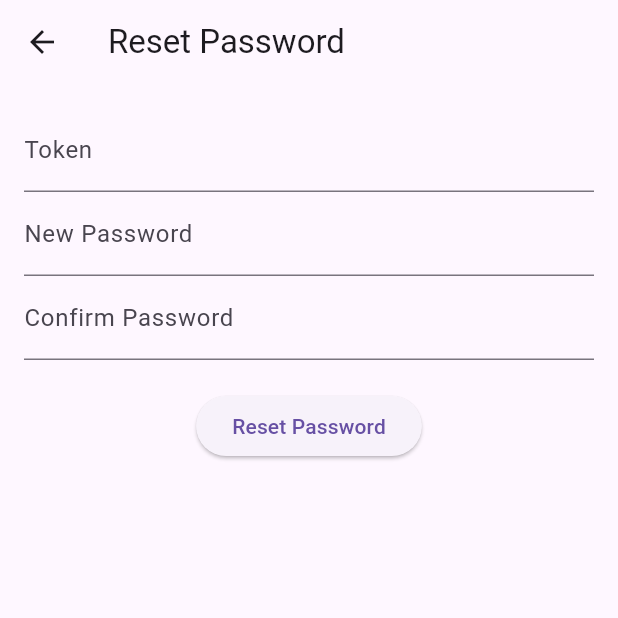
After one commit to riyanbayusaputra/AppSafetyCheck_AlatPelindungDiri, a Flutter app: the ResetPasswordPage screen opened directly, on a phone screen of 412 x 824 dp, the top half of it. The commit adds this screen. Run offline on Flutter 3.47's test engine with Material 3 defaults, Android fonts, the phone set to English and light mode, and no system bars; our stand-ins replace bloc, camera, carousel_slider, flutter_bloc, font_awesome_flutter, image_picker and 1 more; missing offline and left inert: flutter_inappwebview, flutter_vision; accounts and stored records are empty; network calls fail.

Commit message:
reset password terbaru

```diff
--- /dev/null
+++ b/lib/bloc/reset_password/reset_password_bloc.dart
@@ -0,0 +1,68 @@
+import 'package:bloc/bloc.dart';
+import 'package:cp6_apd/bloc/reset_password/reset_password_event.dart';
+import 'package:cp6_apd/bloc/reset_password/reset_password_state.dart';
+import 'package:http/http.dart' as http;
+import 'dart:convert';
+
+class ResetPasswordBloc extends Bloc<ResetPasswordEvent, ResetPasswordState> {
+  ResetPasswordBloc() : super(ResetPasswordInitial()) {
+    on<ResetPasswordSubmitted>(_onResetPasswordSubmitted);
+    on<ValidateToken>(_onValidateToken);
+  }
+
+  Future<void> _onValidateToken(
+    ValidateToken event,
+    Emitter<ResetPasswordState> emit,
+  ) async {
+    emit(ResetPasswordLoading());
+    try {
+      final url ='http://192.168.202.81:5000/reset_password/${event.token}';
+      print('Validating token with URL: $url');
+      final response = await http.get(Uri.parse(url));
+
+      if (response.statusCode == 200) {
+        final responseBody = jsonDecode(response.body);
+        print('Token validation response: $responseBody');
+        emit(TokenValidationSuccess());
+      } else {
+        final responseBody = jsonDecode(response.body);
+        print('Token validation failed: $responseBody');
+        emit(TokenValidationFailure('Invalid or expired token: ${responseBody['message']}'));
+      }
+    } catch (error) {
+      print('Error validating token: $error');
+      emit(TokenValidationFailure('Error validating token: $error'));
+    }
+  }
+
+  Future<void> _onResetPasswordSubmitted(
+    ResetPasswordSubmitted event,
+    Emitter<ResetPasswordState> emit,
+  ) async {
+    emit(ResetPasswordLoading());
+    try {
+      final url ='http://192.168.202.81:5000/reset_password/${event.token}';
+      print('Resetting password with URL: $url');
+      final response = await http.post(
+        Uri.parse(url),
+        body: {
+          'new_password': event.newPassword,
+          'confirm_password': event.confirmPassword,
+        },
+      );
+
+      if (response.statusCode == 200) {
+        final responseBody = jsonDecode(response.body);
+        print('Password reset response: $responseBody');
+        emit(ResetPasswordSuccess());
+      } else {
+        final responseBody = jsonDecode(response.body);
+        print('Password reset failed: $responseBody');
+        emit(ResetPasswordFailure('Failed to reset password: ${responseBody['message']}'));
+      }
+    } catch (error) {
+      print('Error resetting password: $error');
+      emit(ResetPasswordFailure('Failed to reset password: $error'));
+    }
+  }
+}
--- /dev/null
+++ b/lib/bloc/reset_password/reset_password_event.dart
@@ -0,0 +1,19 @@
+abstract class ResetPasswordEvent {}
+
+class ResetPasswordSubmitted extends ResetPasswordEvent {
+  final String token;
+  final String newPassword;
+  final String confirmPassword;
+
+  ResetPasswordSubmitted({
+    required this.token,
+    required this.newPassword,
+    required this.confirmPassword,
+  });
+}
+
+class ValidateToken extends ResetPasswordEvent {
+  final String token;
+
+  ValidateToken({required this.token});
+}
--- /dev/null
+++ b/lib/bloc/reset_password/reset_password_state.dart
@@ -0,0 +1,25 @@
+abstract class ResetPasswordState {}
+
+class ResetPasswordInitial extends ResetPasswordState {}
+
+class ResetPasswordLoading extends ResetPasswordState {}
+
+class ResetPasswordSuccess extends ResetPasswordState {}
+
+class ResetPasswordFailure extends ResetPasswordState {
+  final String error;
+
+  ResetPasswordFailure(this.error);
+}
+
+class TokenValidationSuccess extends ResetPasswordState {
+  get token => null;
+}
+
+class TokenValidationFailure extends ResetPasswordState {
+  final String error;
+
+  TokenValidationFailure(this.error);
+
+  String? get message => null;
+}
--- a/lib/data/datasources/auth_datasources.dart
+++ b/lib/data/datasources/auth_datasources.dart
@@ -15,7 +15,7 @@ import '../models/response/register_response_model.dart';
 import 'package:http/http.dart' as http;
 
 class AuthDatasource {
-  final baseUrl = 'http://192.168.10.81:5000';
+  final baseUrl ='http://192.168.202.81:5000';
 
   Future<RegisterResponseModel> register(RegisterModel registerModel) async {
     final response = await http.post(
--- /dev/null
+++ b/lib/data/models/requests/ResetPasswordRequestModel.dart
@@ -0,0 +1,23 @@
+import 'dart:convert';
+
+class ResetPasswordRequestModel {
+  final String token;
+  final String newPassword;
+  final String confirmPassword;
+
+  ResetPasswordRequestModel({
+    required this.token,
+    required this.newPassword,
+    required this.confirmPassword,
+  });
+
+  Map<String, dynamic> toMap() {
+    return {
+      'token': token,
+      'new_password': newPassword,
+      'confirm_password': confirmPassword,
+    };
+  }
+
+  String toJson() => json.encode(toMap());
+}
--- /dev/null
+++ b/lib/views/dashboard/ResetPasswordScreen .dart
@@ -0,0 +1,103 @@
+import 'package:flutter/material.dart';
+import 'package:flutter_bloc/flutter_bloc.dart';
+import 'package:cp6_apd/bloc/reset_password/reset_password_bloc.dart';
+import 'package:cp6_apd/bloc/reset_password/reset_password_event.dart';
+import 'package:cp6_apd/bloc/reset_password/reset_password_state.dart';
+
+class ResetPasswordPage extends StatelessWidget {
+  final TextEditingController _tokenController = TextEditingController();
+  final TextEditingController _newPasswordController = TextEditingController();
+  final TextEditingController _confirmPasswordController = TextEditingController();
+
+  @override
+  Widget build(BuildContext context) {
+    return BlocProvider(
+      create: (context) => ResetPasswordBloc(),
+      child: Scaffold(
+        appBar: AppBar(
+          title: Text('Reset Password'),
+        ),
+        body: Padding(
+          padding: const EdgeInsets.all(16.0),
+          child: BlocConsumer<ResetPasswordBloc, ResetPasswordState>(
+            listener: (context, state) {
+              if (state is ResetPasswordSuccess) {
+                ScaffoldMessenger.of(context).showSnackBar(
+                  SnackBar(content: Text('Password reset successful!')),
+                );
+              } else if (state is ResetPasswordFailure) {
+                ScaffoldMessenger.of(context).showSnackBar(
+                  SnackBar(content: Text('Password reset failed: ${state.error}')),
+                );
+              } else if (state is TokenValidationFailure) {
+                ScaffoldMessenger.of(context).showSnackBar(
+                  SnackBar(content: Text('Token validation failed: ${state.error}')),
+                );
+              } else if (state is TokenValidationSuccess) {
+                ScaffoldMessenger.of(context).showSnackBar(
+                  SnackBar(content: Text('Token is valid, please reset your password')),
+                );
+              }
+            },
+            builder: (context, state) {
+              if (state is ResetPasswordLoading) {
+                return Center(child: CircularProgressIndicator());
+              }
+
+              return Column(
+                children: [
+                  TextField(
+                    controller: _tokenController,
+                    decoration: InputDecoration(labelText: 'Token'),
+                  ),
+                  TextField(
+                    controller: _newPasswordController,
+                    decoration: InputDecoration(labelText: 'New Password'),
+                    obscureText: true,
+                  ),
+                  TextField(
+                    controller: _confirmPasswordController,
+                    decoration: InputDecoration(labelText: 'Confirm Password'),
+                    obscureText: true,
+                  ),
+                  SizedBox(height: 20),
+                  // ElevatedButton(
+                  //   onPressed: () {
+                  //     final token = _tokenController.text;
+
+                  //     if (token.isNotEmpty) {
+                  //       BlocProvider.of<ResetPasswordBloc>(context).add(
+                  //         ValidateToken(token: token),
+                  //       );
+                  //     }
+                  //   },
+                  //   child: Text('Validate Token'),
+                  // ),
+                  // ElevatedButton(
+                   ElevatedButton(
+                    onPressed: () {
+                      final token = _tokenController.text;
+                      final newPassword = _newPasswordController.text;
+                      final confirmPassword = _confirmPasswordController.text;
+
+                      if (token.isNotEmpty && newPassword.isNotEmpty && confirmPassword.isNotEmpty) {
+                        BlocProvider.of<ResetPasswordBloc>(context).add(
+                          ResetPasswordSubmitted(
+                            token: token,
+                            newPassword: newPassword,
+                            confirmPassword: confirmPassword,
+                          ),
+                        );
+                      }
+                    },
+                    child: Text('Reset Password'),
+                  ),
+                ],
+              );
+            },
+          ),
+        ),
+      ),
+    );
+  }
+}
--- a/lib/views/dashboard/deteksi_vieweb.dart
+++ b/lib/views/dashboard/deteksi_vieweb.dart
@@ -7,7 +7,7 @@ class CameraView extends StatefulWidget {
 }
 
 class _CameraViewState extends State<CameraView> {
-  final String url ='http://192.168.106.81:5000/video_feed'; // Replace with your Flask server URL
+  final String url ='https://910c-103-166-147-253.ngrok-free.app/video_feed'; // Replace with your Flask server URL
 
   @override
   Widget build(BuildContext context) {
--- a/lib/views/dashboard/register_page.dart
+++ b/lib/views/dashboard/register_page.dart
@@ -172,7 +172,7 @@ class _RegisterPageState extends State<RegisterPage> with SingleTickerProviderSt
                       height: 150,
                       child: Center(
                         child: Text(
-                          'Aplikasi Deteksi APD',
+                          'SafetyCheck APD',
                           style: TextStyle(
                             fontSize: 30,
                             fontWeight: FontWeight.bold,
```
Also changed, not shown: lib/data/models/response/ResetPasswordResponseModel.dart (added, +12 -0 lines), lib/main.dart (+4 -3 lines), lib/views/dashboard/login_page.dart (+10 -2 lines), lib/views/dashboard/profil_page.dart (+52 -39 lines), 1 other file.
